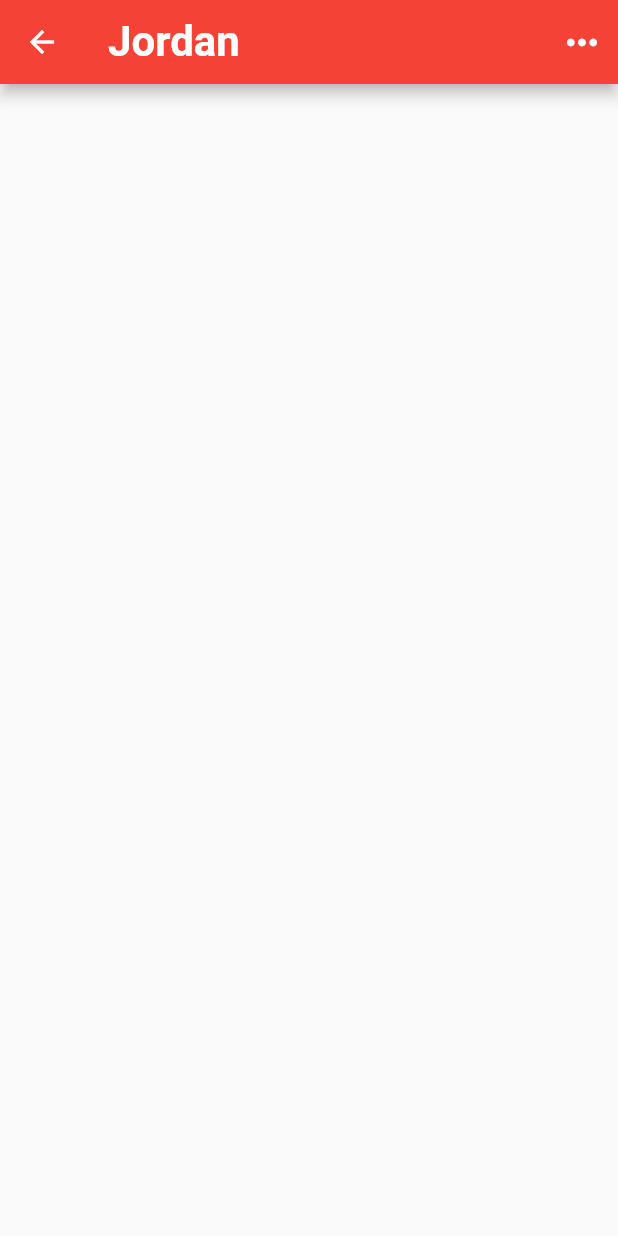
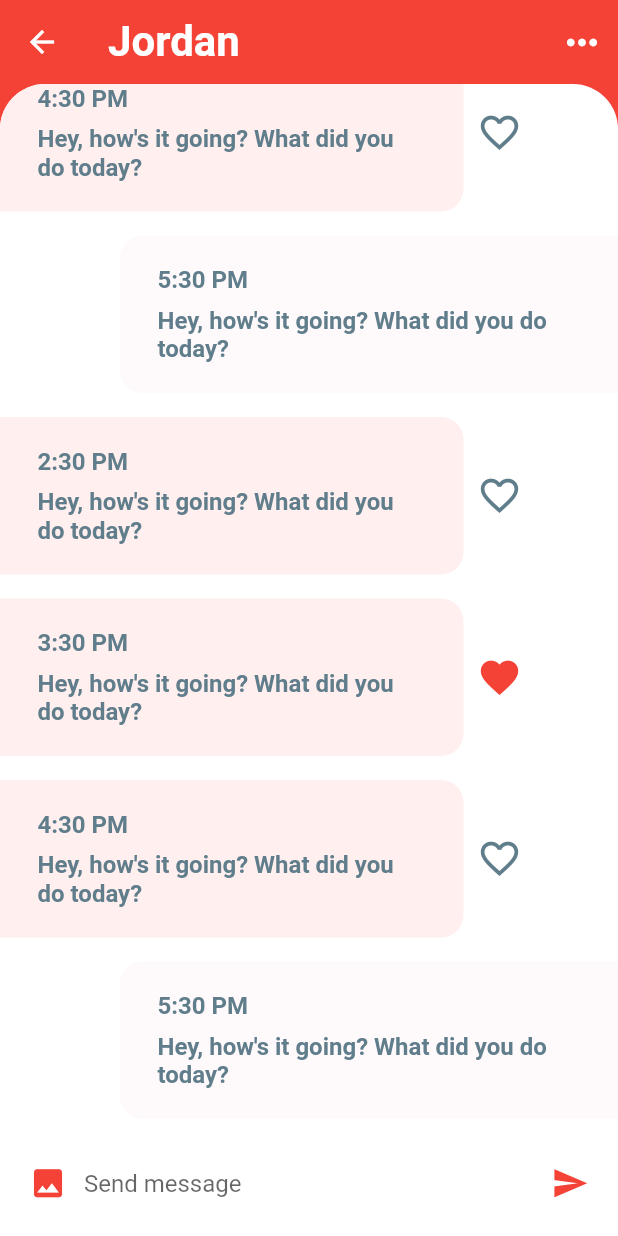
Before and after one commit to n3rdkid/flutter-app-from-scratch, a Flutter app: the screen it shows after launch, after a tap on "Jordan", on a phone screen of 412 x 824 dp. Run offline on Flutter 3.47's test engine with Material 2 defaults, Android fonts, the light colour scheme and no system bars.

Commit message:
feat : chat screen done

```diff
--- a/chat_ui/lib/models/message.dart
+++ b/chat_ui/lib/models/message.dart
@@ -36,7 +36,7 @@ List<User> favorites = [jordan, mia, samantha, tina, rita, sam, rina];
 // EXAMPLE CHATS ON HOME SCREEN
 List<Message> chats = [
   Message(
-    sender: jordan,
+    sender: currentUser,
     time: '5:30 PM',
     text: 'Hey, how\'s it going? What did you do today?',
     isLiked: false,
@@ -53,7 +53,7 @@ List<Message> chats = [
     sender: samantha,
     time: '3:30 PM',
     text: 'Hey, how\'s it going? What did you do today?',
-    isLiked: false,
+    isLiked: true,
     unread: false,
   ),
   Message(
@@ -64,10 +64,10 @@ List<Message> chats = [
     unread: true,
   ),
   Message(
-    sender: jordan,
+    sender: currentUser,
     time: '5:30 PM',
     text: 'Hey, how\'s it going? What did you do today?',
-    isLiked: false,
+    isLiked: true,
     unread: true,
   ),
   Message(
@@ -78,7 +78,7 @@ List<Message> chats = [
     unread: true,
   ),
   Message(
-    sender: samantha,
+    sender: currentUser,
     time: '3:30 PM',
     text: 'Hey, how\'s it going? What did you do today?',
     isLiked: false,
--- a/chat_ui/lib/screens/chat_screen.dart
+++ b/chat_ui/lib/screens/chat_screen.dart
@@ -1,3 +1,4 @@
+import 'package:chat_ui/models/message.dart';
 import 'package:chat_ui/models/user.dart';
 import 'package:flutter/material.dart';
 
@@ -13,7 +14,9 @@ class _ChatScreenState extends State<ChatScreen> {
   @override
   Widget build(BuildContext context) {
     return Scaffold(
+        backgroundColor: Theme.of(context).primaryColor,
         appBar: AppBar(
+          elevation: 0,
           title: Text(
             widget.user.name,
             style: TextStyle(
@@ -29,6 +32,118 @@ class _ChatScreenState extends State<ChatScreen> {
                 color: Colors.white)
           ],
         ),
+        body: GestureDetector(
+          onTap: () => FocusScope.of(context).unfocus(),
+          child: Column(
+            children: [
+              Expanded(
+                child: Container(
+                    decoration: BoxDecoration(
+                        color: Colors.white,
+                        borderRadius: BorderRadius.only(
+                          topLeft: Radius.circular(30),
+                          topRight: Radius.circular(30),
+                        )),
+                    child: ClipRRect(
+                      borderRadius: BorderRadius.only(
+                        topLeft: Radius.circular(30),
+                        topRight: Radius.circular(30),
+                      ),
+                      child: ListView.builder(
+                          reverse: true,
+                          padding: EdgeInsets.only(top: 15),
+                          itemCount: chats.length,
+                          itemBuilder: (BuildContext ctx, int idx) {
+                            final message = chats[idx];
+                            bool isMe = message.sender.id == currentUser.id;
+                            return _buildMessage(message, isMe);
+                          }),
+                    )),
+              ),
+              _buildMessageComposer()
+            ],
+          ),
+        ));
+  }
+
+  _buildMessageComposer() {
+    return Container(
+      padding: EdgeInsets.symmetric(horizontal: 8),
+      height: 70,
+      color: Colors.white,
+      child: Row(
+        children: [
+          IconButton(
+              onPressed: () {},
+              icon: Icon(Icons.photo),
+              iconSize: 25,
+              color: Theme.of(context).primaryColor),
+          Expanded(
+              child: TextField(
+                  textCapitalization: TextCapitalization.sentences,
+                  decoration:
+                      InputDecoration.collapsed(hintText: "Send message"))),
+          IconButton(
+              onPressed: () {},
+              icon: Icon(Icons.send),
+              iconSize: 25,
+              color: Theme.of(context).primaryColor)
+        ],
+      ),
+    );
+  }
+
+  _buildMessage(Message message, bool isMe) {
+    final Container msg = Container(
+        width: MediaQuery.of(context).size.width * .75,
+        margin: isMe
+            ? EdgeInsets.only(top: 8.0, bottom: 8, left: 80)
+            : EdgeInsets.only(
+                top: 8.0,
+                bottom: 8,
+              ),
+        padding: EdgeInsets.symmetric(horizontal: 25.0, vertical: 20),
+        decoration: BoxDecoration(
+            color: isMe ? Theme.of(context).accentColor : Color(0xFFFFEFEE),
+            borderRadius: isMe
+                ? BorderRadius.only(
+                    topLeft: Radius.circular(15),
+                    bottomLeft: Radius.circular(15))
+                : BorderRadius.only(
+                    topRight: Radius.circular(15),
+                    bottomRight: Radius.circular(15))),
+        child: Column(
+          crossAxisAlignment: CrossAxisAlignment.start,
+          children: [
+            Text(message.time,
+                style: TextStyle(
+                    color: Colors.blueGrey,
+                    fontSize: 16,
+                    fontWeight: FontWeight.w600)),
+            SizedBox(height: 8),
+            Text(message.text,
+                style: TextStyle(
+                    color: Colors.blueGrey,
+                    fontSize: 16,
+                    fontWeight: FontWeight.w600)),
+          ],
+        ));
+    if (isMe) {
+      return msg;
+    }
+    return Row(
+      children: [
+        msg,
+        IconButton(
+            onPressed: () {},
+            icon: message.isLiked
+                ? Icon(Icons.favorite)
+                : Icon(Icons.favorite_border),
+            iconSize: 30,
+            color: message.isLiked
+                ? Theme.of(context).primaryColor
+                : Colors.blueGrey)
+      ],
     );
   }
 }
```
Lines whose indentation alone changed are shown as unchanged.
